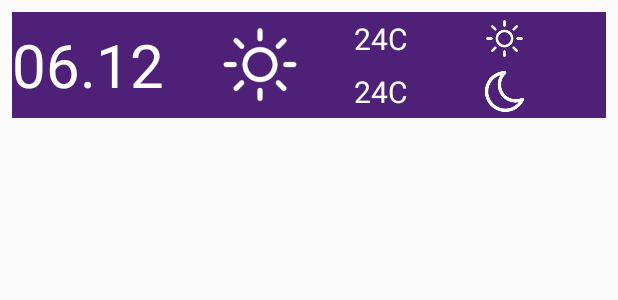
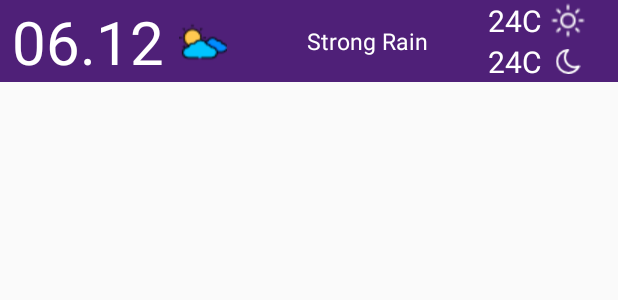
Before and after one commit to Alybaev/PRojectWeather, an Android app: the layout cell_forecast.xml on its own in the app's theme, with its tools: preview values and no code run, on a phone screen of 412 x 824 dp. Shown: the top 300 px of the screen. Run offline under Robolectric (Android 15) with nearby library versions, the phone set to English and light mode, and no system bars.

Commit message:
Improve UI in forecast fragment

```diff
--- a/app/src/main/java/com/example/admin/weather/fragments/FragmentForecast.kt
+++ b/app/src/main/java/com/example/admin/weather/fragments/FragmentForecast.kt
@@ -42,7 +42,7 @@ class FragmentForecast : Fragment() {
         weatherInfo = bundle!!.getSerializable(WEATHER_INFO_BUNDLE_KEY) as WeatherInfo?
         Log.d("dat==-", weatherInfo.toString())
 
-        weatherData = WeatherData(ArrayList(), ArrayList(),ArrayList(),ArrayList())
+        weatherData = WeatherData(ArrayList(), ArrayList(),ArrayList(),ArrayList(),ArrayList())
 
         changeDataForGetDayNightTemp()
 
@@ -62,6 +62,7 @@ class FragmentForecast : Fragment() {
         for (i in 0 until 5){
             weatherData!!.date!!.add(weatherInfo!!.list[i * 8].dt_txt)
             var iconCode = weatherInfo!!.list[i * 8].weather[0].icon
+            weatherData!!.description.add(weatherInfo!!.list[i * 8].weather[0].description)
             weatherData!!.imageURL.add("http://openweathermap.org/img/w/" + iconCode + ".png")
         }
 
--- a/app/src/main/java/com/example/admin/weather/model/WeatherData.kt
+++ b/app/src/main/java/com/example/admin/weather/model/WeatherData.kt
@@ -3,4 +3,4 @@ package com.example.admin.weather.model
 /**
  * Created by admin on 6/22/18.
  */
-class WeatherData(var dayTemp: ArrayList<Int>, var nightTemp: ArrayList<Int>, var date: ArrayList<String>,var imageURL: ArrayList<String>)
+class WeatherData(var dayTemp: ArrayList<Int>, var nightTemp: ArrayList<Int>, var date: ArrayList<String>,var imageURL: ArrayList<String>,var description: ArrayList<String>)
--- a/app/src/main/res/layout/cell_forecast.xml
+++ b/app/src/main/res/layout/cell_forecast.xml
@@ -1,15 +1,15 @@
 <?xml version="1.0" encoding="utf-8"?>
 
 <LinearLayout xmlns:android="http://schemas.android.com/apk/res/android"
+    xmlns:app="http://schemas.android.com/apk/res-auto"
     xmlns:tools="http://schemas.android.com/tools"
     android:layout_width="match_parent"
     android:layout_height="wrap_content">
 
-    <RelativeLayout
+    <android.support.constraint.ConstraintLayout
         android:id="@+id/layout_main"
         android:layout_width="match_parent"
         android:layout_height="wrap_content"
-        android:layout_margin="8dp"
         android:background="@color/background"
         android:orientation="horizontal">
 
@@ -17,9 +17,15 @@
             android:id="@+id/layout_data"
             android:layout_width="wrap_content"
             android:layout_height="wrap_content"
-            android:layout_alignParentLeft="true"
             android:layout_alignParentStart="true"
-            android:layout_centerInParent="true">
+            android:layout_centerInParent="true"
+            android:layout_marginEnd="8dp"
+            android:layout_marginStart="8dp"
+            app:layout_constraintBottom_toBottomOf="parent"
+            app:layout_constraintEnd_toStartOf="@+id/description_forecast"
+            app:layout_constraintHorizontal_bias="0.0"
+            app:layout_constraintStart_toStartOf="parent"
+            app:layout_constraintTop_toTopOf="parent">
 
             <TextView
                 android:id="@+id/time_text"
@@ -33,9 +39,23 @@
                 android:id="@+id/forecast_image"
                 android:layout_width="wrap_content"
                 android:layout_height="match_parent"
-                tools:src="@drawable/sun" />
+                android:layout_marginStart="10sp"
+                tools:src="@drawable/cloudy" />
         </LinearLayout>
 
+        <TextView
+            android:id="@+id/description_forecast"
+            android:layout_width="0dp"
+            android:layout_height="wrap_content"
+            android:layout_marginEnd="40dp"
+            android:layout_toStartOf="@+id/day_night_layout"
+            android:maxLines="2"
+            android:textColor="@color/text_color"
+            android:textSize="15sp"
+            app:layout_constraintBottom_toBottomOf="parent"
+            app:layout_constraintEnd_toStartOf="@+id/day_night_layout"
+            app:layout_constraintTop_toTopOf="parent"
+            tools:text="Strong Rain" />
 
 
         <LinearLayout
@@ -44,21 +64,25 @@
             android:layout_height="wrap_content"
             android:layout_alignParentEnd="true"
             android:layout_alignParentRight="true"
+            android:layout_marginRight="16dp"
             android:gravity="end"
-            android:orientation="vertical">
+            android:orientation="vertical"
+            app:layout_constraintBottom_toBottomOf="parent"
+            app:layout_constraintRight_toRightOf="parent"
+            app:layout_constraintTop_toTopOf="parent"
+            app:layout_constraintVertical_bias="0.0">
 
             <LinearLayout
                 android:id="@+id/day_forecast"
                 android:layout_width="wrap_content"
                 android:layout_height="wrap_content"
-                android:layout_margin="4dp"
+
                 android:orientation="horizontal">
 
                 <TextView
                     android:id="@+id/text_day_temp"
                     android:layout_width="wrap_content"
                     android:layout_height="wrap_content"
-                    android:layout_weight="1"
                     android:gravity="end"
                     android:textColor="@color/text_color"
                     android:textSize="20sp"
@@ -66,45 +90,40 @@
 
                 <ImageView
                     android:id="@+id/image_sun"
-                    android:layout_width="0dp"
+                    android:layout_width="wrap_content"
                     android:layout_height="match_parent"
-                    android:layout_gravity="center"
-                    android:layout_weight="1"
-                    android:adjustViewBounds="true"
-                    android:scaleType="centerInside"
-                    android:src="@drawable/sun" />
+                    android:layout_marginEnd="5sp"
+                    android:layout_marginStart="5sp"
+
+                    android:src="@drawable/sun24px" />
             </LinearLayout>
 
             <LinearLayout
                 android:id="@+id/night_forecast"
                 android:layout_width="wrap_content"
                 android:layout_height="wrap_content"
-                android:layout_margin="4dp"
+
                 android:orientation="horizontal">
 
                 <TextView
                     android:id="@+id/text_night_temp"
                     android:layout_width="wrap_content"
                     android:layout_height="wrap_content"
-                    android:layout_weight="1"
-                    android:gravity="end"
                     android:textColor="@color/text_color"
                     android:textSize="20sp"
                     tools:text="24C" />
 
                 <ImageView
                     android:id="@+id/image_moon"
-                    android:layout_width="0dp"
+                    android:layout_width="wrap_content"
                     android:layout_height="match_parent"
-                    android:layout_gravity="center"
-                    android:layout_weight="1"
                     android:adjustViewBounds="true"
-                    android:scaleType="centerInside"
-                    android:src="@drawable/moon" />
+                    android:padding="5sp"
+                    android:src="@drawable/moon24px" />
             </LinearLayout>
 
 
         </LinearLayout>
 
-    </RelativeLayout>
+    </android.support.constraint.ConstraintLayout>
 </LinearLayout>
```
Also changed, not shown: app/src/main/java/com/example/admin/weather/adapters/ForecastAdapter.kt (+7 -5 lines), app/src/main/res/layout/cell_fore.xml (added, +81 -0 lines), app/src/main/res/drawable/cloudy.png (added), app/src/main/res/drawable/moon128px.png (renamed from app/src/main/res/drawable/moon.png), app/src/main/res/drawable/moon16px.png (added), app/src/main/res/drawable/moon24px.png (added), app/src/main/res/drawable/sun128px.png (renamed from app/src/main/res/drawable/sun.png), app/src/main/res/drawable/sun16px.png (added), app/src/main/res/drawable/sun24px.png (added).
